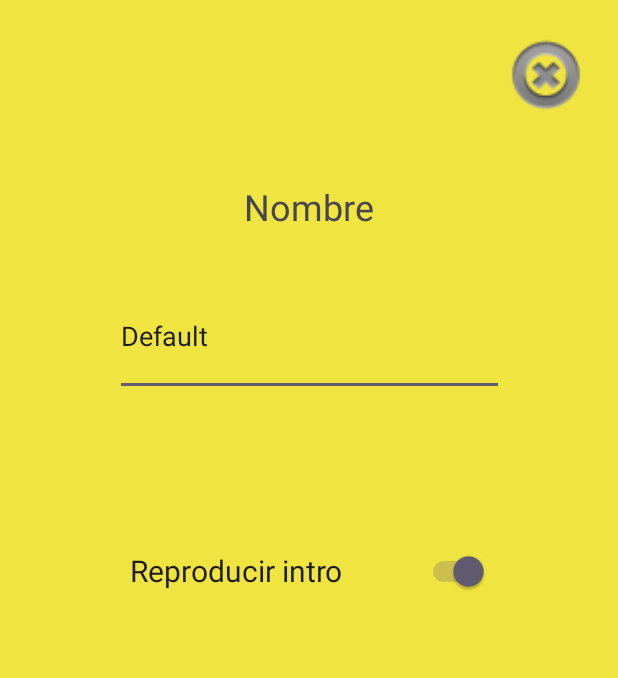
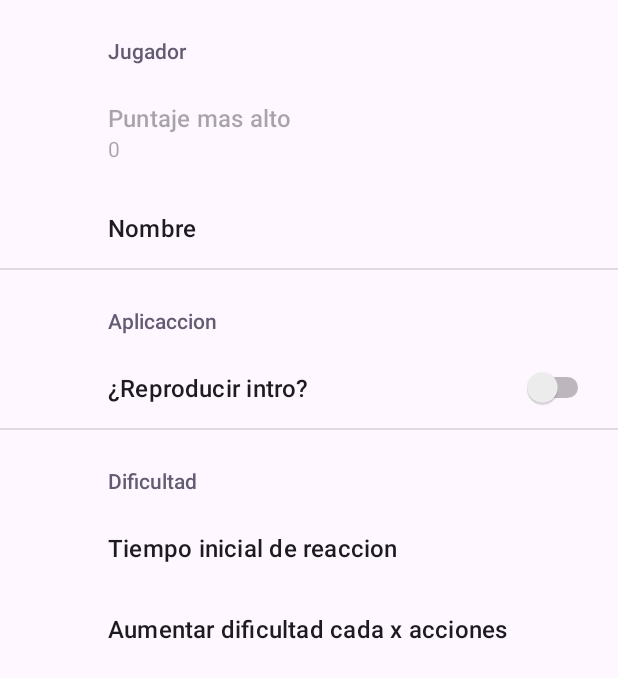
Before and after one commit to acorrea21/MoveIt, an Android app: the MainMenuActivity screen opened directly, with no data from a screen before it, after a tap on "Preferencias", on a phone screen of 412 x 824 dp. Shown: the top 678 px of the screen. Run offline under Robolectric (Android 15) with nearby library versions, the light colour scheme and no system bars; our stand-ins replace androidx.preference.

Commit message:
post calss 9-11

```diff
--- a/app/build.gradle.kts
+++ b/app/build.gradle.kts
@@ -41,6 +41,7 @@ dependencies {
     implementation("androidx.appcompat:appcompat:1.6.1")
     implementation("com.google.android.material:material:1.9.0")
     implementation("androidx.constraintlayout:constraintlayout:2.1.4")
+    implementation("androidx.preference:preference:1.2.1")
     testImplementation("junit:junit:4.13.2")
     androidTestImplementation("androidx.test.ext:junit:1.1.5")
     androidTestImplementation("androidx.test.espresso:espresso-core:3.5.1")
--- a/app/src/main/AndroidManifest.xml
+++ b/app/src/main/AndroidManifest.xml
@@ -12,6 +12,10 @@
         android:supportsRtl="true"
         android:theme="@style/Theme.MoveIt"
         tools:targetApi="31">
+        <activity
+            android:name=".SettingsActivity"
+            android:exported="false"
+            android:label="@string/title_activity_settings" />
         <activity
             android:name=".GameActivity"
             android:exported="false" />
--- a/app/src/main/java/cl/acorrea/moveit/GameActivity.kt
+++ b/app/src/main/java/cl/acorrea/moveit/GameActivity.kt
@@ -18,19 +18,24 @@ import cl.acorrea.moveit.Interface.TimerCallback
 import cl.acorrea.moveit.Enum.Movements
 import cl.acorrea.moveit.Object.Utilities
 import cl.acorrea.moveit.entities.Timer
+import java.math.RoundingMode
+import java.text.DecimalFormat
 
 class GameActivity : AppCompatActivity(), GestureDetector.OnGestureListener
     , GestureDetector.OnDoubleTapListener, TimerCallback, SensorEventListener {
 
+    //TODO(TO STRING.XML)
     private val GIVE_TIMER = "give"
     private val ACTION_TIMER = "action"
     private val HIGHSCORE_ID = "highscore"
+    private val STARTACTIONTIMER = "action"
+
 
     private lateinit var gestureDetector: GestureDetectorCompat
     private lateinit var sensorManager: SensorManager
     private lateinit var acelerometer: Sensor
     private lateinit var sharedPreferences: SharedPreferences
-
+    private var timersFormat: DecimalFormat = DecimalFormat("#.#")
 
     private lateinit var actionShow: TextView
     private lateinit var actionCountdownText: TextView
@@ -61,9 +66,10 @@ class GameActivity : AppCompatActivity(), GestureDetector.OnGestureListener
         backMusic = MediaPlayer.create(this, R.raw.background)
         winSound = MediaPlayer.create(this, R.raw.win)
         loseSound = MediaPlayer.create(this, R.raw.fail)
+        timersFormat.roundingMode = RoundingMode.DOWN
 
-        giveTimer = Timer(this, GIVE_TIMER)
-        actionTimer = Timer(this, ACTION_TIMER)
+        giveTimer = Timer(this,100, GIVE_TIMER)
+        actionTimer = Timer(this,100, ACTION_TIMER)
 
         gestureDetector = GestureDetectorCompat(this, this)
         gestureDetector.setOnDoubleTapListener(this)
@@ -72,10 +78,9 @@ class GameActivity : AppCompatActivity(), GestureDetector.OnGestureListener
         acelerometer = sensorManager.getDefaultSensor(Sensor.TYPE_ACCELEROMETER)
         sensorManager.registerListener(this, acelerometer, SensorManager.SENSOR_DELAY_GAME)
 
-        milisecondsGame = 5000
-
         sharedPreferences = getSharedPreferences(getString(R.string.SharedPref), MODE_PRIVATE)
 
+        milisecondsGame = sharedPreferences.getInt(ACTION_TIMER,5000)
         highscore = sharedPreferences.getInt(HIGHSCORE_ID, 0)
 
         SetScores()
@@ -163,6 +168,16 @@ class GameActivity : AppCompatActivity(), GestureDetector.OnGestureListener
             //TODO("LOSE, and lose string.xml")
             SaveScores()
             actionShow.text = "Perdiste"
+
+            if(score == highscore)
+            {
+                actionCountdownText.text = "¡Tuviste un puntaje alto de " + highscore.toString() + "!"
+            }
+            else
+            {
+                actionCountdownText.text = "¡Tuviste un puntaje de " + highscore.toString() + "!"
+            }
+
             lose = true;
             loseSound.start()
         }
@@ -174,13 +189,16 @@ class GameActivity : AppCompatActivity(), GestureDetector.OnGestureListener
         if(timer.id == ACTION_TIMER)
         {
             //actualizamos el texto
-            actionCountdownText.text = (timer.GetTimeToFinish()/1000).toString()
+            var t : Float = timer.GetTimeToFinish().toFloat()/1000f
+
+            actionCountdownText.text = timersFormat.format(t)
         }
 
         if(timer.id == GIVE_TIMER)
         {
             //actualizamos el texto
-            actionCountdownText.text = "NUEVA ACCION EN " + (timer.GetTimeToFinish()/1000).toString()
+            var t : Float = timer.GetTimeToFinish().toFloat()/1000f
+            actionCountdownText.text = "NUEVA ACCION EN " + timersFormat.format(t)
         }
         super.onTimerTick(timer)
     }
--- a/app/src/main/java/cl/acorrea/moveit/MainMenuActivity.kt
+++ b/app/src/main/java/cl/acorrea/moveit/MainMenuActivity.kt
@@ -29,7 +29,7 @@ class MainMenuActivity : AppCompatActivity()
         }
 
         preferencesButton.setOnClickListener{
-            val intentPref = Intent(this, PreferencesActivity::class.java)
+            val intentPref = Intent(this, SettingsActivity::class.java)
             startActivity(intentPref)
         }
 
--- a/app/src/main/java/cl/acorrea/moveit/Object/Utilities.kt
+++ b/app/src/main/java/cl/acorrea/moveit/Object/Utilities.kt
@@ -1,5 +1,7 @@
 package cl.acorrea.moveit.Object
 
+import android.content.SharedPreferences
+import androidx.preference.PreferenceManager
 import cl.acorrea.moveit.Enum.Movements
 import kotlin.random.Random
 
@@ -15,6 +17,8 @@ object Utilities
 
     fun MovementToString(move: Movements) : String
     {
+        //val pref = PreferenceManager.getDefaultSharedPreferences(this)
+        //val a = pref.getString("asd","asd")
         //TODO("RETURN STRING OF ENUM")
         return when(move)
         {
--- /dev/null
+++ b/app/src/main/java/cl/acorrea/moveit/SettingsActivity.kt
@@ -0,0 +1,26 @@
+package cl.acorrea.moveit
+
+import android.os.Bundle
+import androidx.appcompat.app.AppCompatActivity
+import androidx.preference.PreferenceFragmentCompat
+
+class SettingsActivity : AppCompatActivity() {
+
+    override fun onCreate(savedInstanceState: Bundle?) {
+        super.onCreate(savedInstanceState)
+        setContentView(R.layout.settings_activity)
+        if (savedInstanceState == null) {
+            supportFragmentManager
+                .beginTransaction()
+                .replace(R.id.settings, SettingsFragment())
+                .commit()
+        }
+        supportActionBar?.setDisplayHomeAsUpEnabled(true)
+    }
+
+    class SettingsFragment : PreferenceFragmentCompat() {
+        override fun onCreatePreferences(savedInstanceState: Bundle?, rootKey: String?) {
+            setPreferencesFromResource(R.xml.root_preferences, rootKey)
+        }
+    }
+}
--- a/app/src/main/java/cl/acorrea/moveit/entities/Timer.kt
+++ b/app/src/main/java/cl/acorrea/moveit/entities/Timer.kt
@@ -3,7 +3,7 @@ package cl.acorrea.moveit.entities
 import android.os.CountDownTimer
 import cl.acorrea.moveit.Interface.TimerCallback
 
-class Timer(private val callback: TimerCallback, val id: String = "NOID")
+class Timer(private val callback: TimerCallback,val intervalTickMiliseconds: Long = 1000, val id: String = "NOID")
 {
     private var timer: CountDownTimer? = null
     private var milliseconds: Long = 0
@@ -41,7 +41,7 @@ class Timer(private val callback: TimerCallback, val id: String = "NOID")
     {
         elapsedMilliseconds = 0
         millisToFinish = milliseconds
-        timer = object : CountDownTimer(milliseconds,1000)
+        timer = object : CountDownTimer(milliseconds,intervalTickMiliseconds)
         {
             override fun onTick(millisUntilFinish: Long) {
                 callback.onTimerTick(this@Timer)
--- /dev/null
+++ b/app/src/main/res/layout/settings_activity.xml
@@ -0,0 +1,9 @@
+<LinearLayout xmlns:android="http://schemas.android.com/apk/res/android"
+    android:layout_width="match_parent"
+    android:layout_height="match_parent">
+
+    <FrameLayout
+        android:id="@+id/settings"
+        android:layout_width="match_parent"
+        android:layout_height="match_parent" />
+</LinearLayout>
--- /dev/null
+++ b/app/src/main/res/values/arrays.xml
@@ -0,0 +1,25 @@
+<resources>
+    <string-array name="initialActionTimer_entries">
+        <item>Facil</item>
+        <item>Medio</item>
+        <item>Dificil</item>
+    </string-array>
+
+    <string-array name="initialActionTimer_values">
+        <item>7000</item>
+        <item>5000</item>
+        <item>3000</item>
+    </string-array>
+
+    <string-array name="actionToDifficult_entries">
+        <item>3</item>
+        <item>2</item>
+        <item>1</item>
+    </string-array>
+
+    <string-array name="actionToDifficult_values">
+        <item>3</item>
+        <item>2</item>
+        <item>1</item>
+    </string-array>
+</resources>
--- a/app/src/main/res/values/strings.xml
+++ b/app/src/main/res/values/strings.xml
@@ -15,6 +15,30 @@
 
 
     <string name="g_intro">¡Espera a que apareza una accion y hacela!</string>
+    <string name="title_activity_settings">SettingsActivity</string>
+
+    <!-- Preference Titles -->
+    <string name="player_header">Jugador</string>
+    <string name="app_header">Aplicaccion</string>
+    <string name="difficult_header">Dificultad</string>
+
+    <!-- Messages Preferences -->
+    <string name="name_tittle">Nombre</string>
+    <string name="highscore_title">Puntaje mas alto</string>
+    <string name="reset_title">¿Reiniciar puntaje?</string>
+
+
+    <string name="intro_title">¿Reproducir intro?</string>
+
+    <string name="difficult1_title">Tiempo inicial de reaccion</string>
+    <string name="difficult2_title">Aumentar dificultad cada x acciones</string>
+
+    <!-- Sync Preferences -->
+    <string name="sync_title">Sync email periodically</string>
+    <string name="attachment_title">Download incoming attachments</string>
+    <string name="attachment_summary_on">Automatically download attachments for incoming emails
+    </string>
+    <string name="attachment_summary_off">Only download attachments when manually requested</string>
 
 
 </resources>
--- /dev/null
+++ b/app/src/main/res/xml/root_preferences.xml
@@ -0,0 +1,55 @@
+<PreferenceScreen xmlns:android="http://schemas.android.com/apk/res/android"
+    xmlns:app="http://schemas.android.com/apk/res-auto">
+
+    <PreferenceCategory app:title="@string/player_header">
+
+        <EditTextPreference
+            app:defaultValue="0"
+            app:enabled="false"
+            app:key="highscore"
+            app:title="@string/highscore_title"
+            app:useSimpleSummaryProvider="true" />
+
+        <EditTextPreference
+            android:layout_width="wrap_content"
+            android:layout_height="wrap_content"
+            android:defaultValue="Default value"
+            android:selectAllOnFocus="true"
+            android:singleLine="true"
+            android:title="@string/name_tittle"
+            app:key="playername" />
+
+    </PreferenceCategory>
+
+    <PreferenceCategory app:title="@string/app_header">
+        <SwitchPreference
+            android:layout_width="wrap_content"
+            android:layout_height="wrap_content"
+            android:defaultValue="false"
+            android:title="@string/intro_title"
+            app:key="intro" />
+    </PreferenceCategory>
+    <PreferenceCategory
+        android:layout_width="wrap_content"
+        android:layout_height="wrap_content"
+        android:title="@string/difficult_header">
+
+        <ListPreference
+            android:layout_width="wrap_content"
+            android:layout_height="wrap_content"
+            android:defaultValue="1"
+            android:title="@string/difficult1_title"
+            app:entries="@array/initialActionTimer_entries"
+            app:entryValues="@array/initialActionTimer_values"
+            app:key="initalReactionTime" />
+        <ListPreference
+            android:layout_width="wrap_content"
+            android:layout_height="wrap_content"
+            android:defaultValue="1"
+            android:title="@string/difficult2_title"
+            app:entries="@array/actionToDifficult_entries"
+            app:entryValues="@array/actionToDifficult_values"
+            app:key="actionToDifficult" />
+    </PreferenceCategory>
+
+</PreferenceScreen>
```
